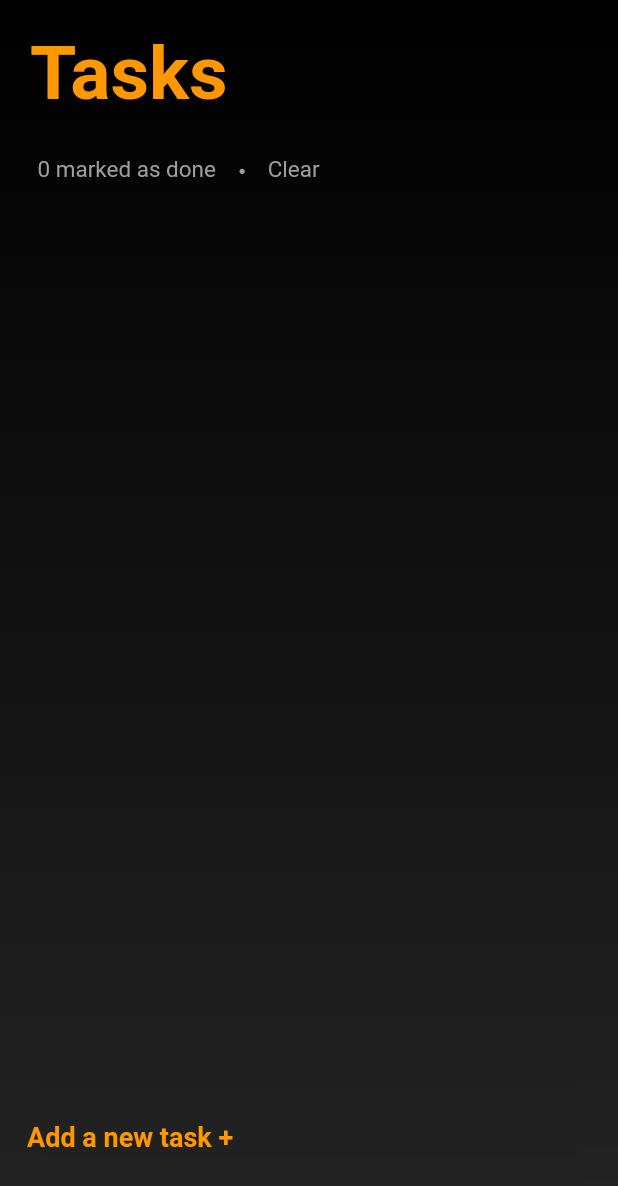
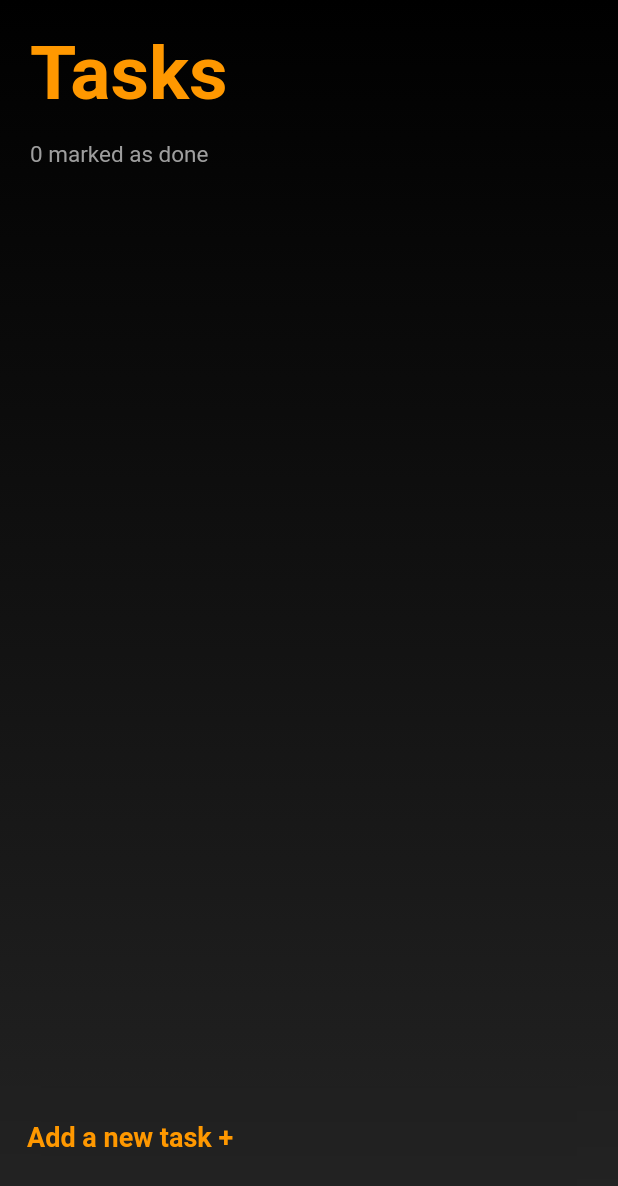
Before and after one commit to admitrijev/todoflutter, a Flutter app: the screen it shows after launch, on a phone screen of 412 x 824 dp. Shown: the top 1186 px of the screen. Run offline on Flutter 3.47's test engine with Material 2 defaults, Android fonts, the phone set to English and light mode, and no system bars.

Commit message:
Added animation for 'Clear done' button;

```diff
--- a/lib/widgets/tasks_list.dart
+++ b/lib/widgets/tasks_list.dart
@@ -33,39 +33,9 @@ class _TasksListState extends State<TasksList> {
                       'Tasks',
                       style: kDefaultTitleStyle
                     ),
-                    Row(
-                      children: <Widget> [
-                        Container(
-                          margin: const EdgeInsets.only(top: 10.0, left: 5.0, bottom: 20.0),
-                          child: Text(
-                            '$doneAmount marked as done',
-                            style: kDefaultSecondaryTextStyle
-                          ),
-                        ),
-                        Container(
-                          margin: const EdgeInsets.only(top: 10.0, left: 15.0, bottom: 20.0),
-                          child: const Text(
-                            '●',
-                            style: TextStyle(
-                              color: Colors.grey,
-                              fontSize: 8
-                            ),
-                          ),
-                        ),
-                        Container(
-                          margin: const EdgeInsets.only(top: 10.0, bottom: 20.0),
-                          child: TextButton(
-                            onPressed: () {
-                              taskData.deleteCompletedTasks();
-                            },
-                            child: const Text(
-                              'Clear',
-                              style: kDefaultSecondaryTextStyle
-                            ),
-                          ),
-                        ),
-                      ]
-                    ),
+                    DynamicBar(doneAmount: doneAmount, callbackDeleteCompleted: (){
+                      taskData.deleteCompletedTasks();
+                    }),
                   ],
                 );
               }
@@ -108,3 +78,51 @@ class _TasksListState extends State<TasksList> {
     );
   }
 }
+
+class DynamicBar extends StatelessWidget {
+  const DynamicBar({
+    Key? key,
+    required this.doneAmount,
+    required this.callbackDeleteCompleted,
+  }) : super(key: key);
+
+  final int doneAmount;
+  final void Function()? callbackDeleteCompleted;
+
+  @override
+  Widget build(BuildContext context) {
+    return Row(
+      children: <Widget> [
+        Text(
+          '$doneAmount marked as done',
+          style: kDefaultSecondaryTextStyle
+        ),
+        AnimatedOpacity(
+          duration: const Duration(milliseconds: 100),
+          opacity: doneAmount > 0? 1 : 0,
+          child: Row(
+            children: <Widget> [
+              Container(
+                margin: const EdgeInsets.only(left: 15.0),
+                child: const Text(
+                  '●',
+                  style: TextStyle(
+                      color: Colors.grey,
+                      fontSize: 8
+                  ),
+                ),
+              ),
+              TextButton(
+                onPressed: callbackDeleteCompleted,
+                child: const Text(
+                    'Clear',
+                    style: kDefaultSecondaryTextStyle
+                ),
+              ),
+            ],
+          ),
+        )
+      ]
+    );
+  }
+}
```
